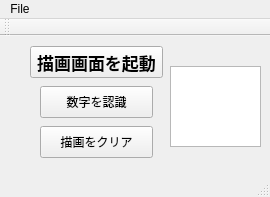
This is osr_mainwindow.ui in zakopuro/OCRapp as Qt 5 draws it before an edit. The edited form follows.
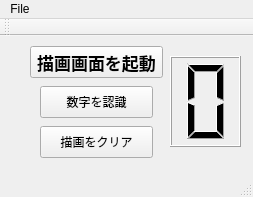
This is the edited form.

What changed in the file:
```diff
--- a/osr_mainwindow.ui
+++ b/osr_mainwindow.ui
@@ -6,7 +6,7 @@
    <rect>
     <x>0</x>
     <y>0</y>
-    <width>270</width>
+    <width>253</width>
     <height>197</height>
    </rect>
   </property>
@@ -111,47 +111,26 @@
      <string>描画をクリア</string>
     </property>
    </widget>
-   <widget class="QTextEdit" name="textEdit">
+   <widget class="QLCDNumber" name="lcdNumber">
     <property name="geometry">
      <rect>
       <x>170</x>
-      <y>30</y>
-      <width>91</width>
-      <height>81</height>
+      <y>20</y>
+      <width>71</width>
+      <height>91</height>
      </rect>
     </property>
-    <property name="documentTitle">
-     <string/>
+    <property name="digitCount">
+     <number>1</number>
     </property>
-    <property name="lineWrapMode">
-     <enum>QTextEdit::WidgetWidth</enum>
+    <property name="mode">
+     <enum>QLCDNumber::Dec</enum>
     </property>
-    <property name="readOnly">
-     <bool>true</bool>
+    <property name="value" stdset="0">
+     <double>0.000000000000000</double>
     </property>
-    <property name="html">
-     <string>&lt;!DOCTYPE HTML PUBLIC &quot;-//W3C//DTD HTML 4.0//EN&quot; &quot;http://www.w3.org/TR/REC-html40/strict.dtd&quot;&gt;
-&lt;html&gt;&lt;head&gt;&lt;meta name=&quot;qrichtext&quot; content=&quot;1&quot; /&gt;&lt;style type=&quot;text/css&quot;&gt;
-p, li { white-space: pre-wrap; }
-&lt;/style&gt;&lt;/head&gt;&lt;body style=&quot; font-family:'.SF NS Text'; font-size:13pt; font-weight:400; font-style:normal;&quot;&gt;
-&lt;p style=&quot;-qt-paragraph-type:empty; margin-top:0px; margin-bottom:0px; margin-left:0px; margin-right:0px; -qt-block-indent:0; text-indent:0px;&quot;&gt;&lt;br /&gt;&lt;/p&gt;
-&lt;p style=&quot;-qt-paragraph-type:empty; margin-top:0px; margin-bottom:0px; margin-left:0px; margin-right:0px; -qt-block-indent:0; text-indent:0px; font-size:18pt; color:#5062dd;&quot;&gt;&lt;br /&gt;&lt;/p&gt;&lt;/body&gt;&lt;/html&gt;</string>
-    </property>
-    <property name="overwriteMode">
-     <bool>false</bool>
-    </property>
-    <property name="textInteractionFlags">
-     <set>Qt::TextSelectableByMouse</set>
-    </property>
-   </widget>
-   <widget class="QWidget" name="widget" native="true">
-    <property name="geometry">
-     <rect>
-      <x>170</x>
-      <y>30</y>
-      <width>91</width>
-      <height>80</height>
-     </rect>
+    <property name="intValue" stdset="0">
+     <number>0</number>
     </property>
    </widget>
   </widget>
@@ -160,7 +139,7 @@
     <rect>
      <x>0</x>
      <y>0</y>
-     <width>270</width>
+     <width>253</width>
      <height>22</height>
     </rect>
    </property>
```
Left out of the diff: 1 changed line with no effect on the pictures.
